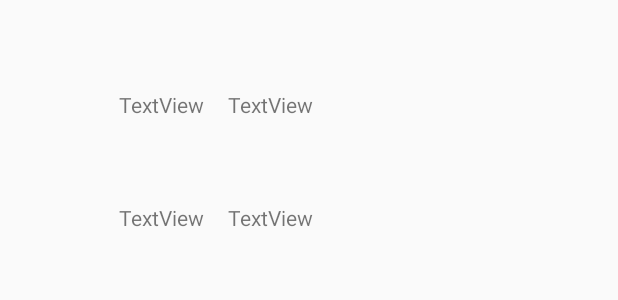
After one commit to ShetlandJ/CodeClanPingPong, an Android app: the layout activity_game_over.xml on its own in the app's theme, with its tools: preview values and no code run, on a phone screen of 412 x 824 dp. The commit adds this screen. Shown: the top 300 px of the screen. Run offline under Robolectric (Android 15) with nearby library versions, the phone set to English and light mode, and no system bars.

Commit message:
GameOver Screen

```diff
--- /dev/null
+++ b/app/src/main/res/layout/activity_game_over.xml
@@ -0,0 +1,48 @@
+<?xml version="1.0" encoding="utf-8"?>
+<android.support.constraint.ConstraintLayout xmlns:android="http://schemas.android.com/apk/res/android"
+    xmlns:app="http://schemas.android.com/apk/res-auto"
+    xmlns:tools="http://schemas.android.com/tools"
+    android:layout_width="match_parent"
+    android:layout_height="match_parent"
+    tools:context="myfirstgame.pingpongscorer.GameOverActivity">
+
+    <TextView
+        android:id="@+id/winner"
+        android:layout_width="wrap_content"
+        android:layout_height="wrap_content"
+        android:layout_marginStart="152dp"
+        android:layout_marginTop="60dp"
+        android:text="TextView"
+        app:layout_constraintStart_toStartOf="parent"
+        app:layout_constraintTop_toTopOf="parent" />
+
+    <TextView
+        android:id="@+id/winnerScore"
+        android:layout_width="wrap_content"
+        android:layout_height="wrap_content"
+        android:layout_marginStart="152dp"
+        android:layout_marginTop="56dp"
+        android:text="TextView"
+        app:layout_constraintStart_toStartOf="parent"
+        app:layout_constraintTop_toBottomOf="@+id/winner" />
+
+    <TextView
+        android:id="@+id/loser"
+        android:layout_width="wrap_content"
+        android:layout_height="wrap_content"
+        android:layout_marginEnd="276dp"
+        android:layout_marginTop="60dp"
+        android:text="TextView"
+        app:layout_constraintEnd_toEndOf="parent"
+        app:layout_constraintTop_toTopOf="parent" />
+
+    <TextView
+        android:id="@+id/loserScore"
+        android:layout_width="wrap_content"
+        android:layout_height="16dp"
+        android:layout_marginEnd="276dp"
+        android:layout_marginTop="56dp"
+        android:text="TextView"
+        app:layout_constraintEnd_toEndOf="parent"
+        app:layout_constraintTop_toBottomOf="@+id/loser" />
+</android.support.constraint.ConstraintLayout>
--- a/app/src/main/res/layout/game.xml
+++ b/app/src/main/res/layout/game.xml
@@ -34,6 +34,8 @@
             android:layout_height="wrap_content"
             android:layout_alignParentBottom="true"
             android:layout_alignParentStart="true"
+            android:layout_marginStart="11dp"
+            android:textColor="@android:color/background_light"
             android:textSize="30sp"
             app:layout_constraintEnd_toEndOf="parent"
             app:layout_constraintHorizontal_bias="0.055"
@@ -72,6 +74,7 @@
             android:layout_alignParentBottom="true"
             android:layout_alignParentEnd="true"
             android:text="name"
+            android:textColor="@android:color/background_light"
             android:textSize="30sp"
             app:layout_constraintBottom_toBottomOf="parent"
             app:layout_constraintEnd_toEndOf="parent"
```
Also changed, not shown: app/src/main/AndroidManifest.xml (+8 -9 lines), app/src/main/java/myfirstgame/pingpongscorer/GameActivity.java (+28 -3 lines), app/src/main/java/myfirstgame/pingpongscorer/GameOverActivity.java (added, +35 -0 lines).
